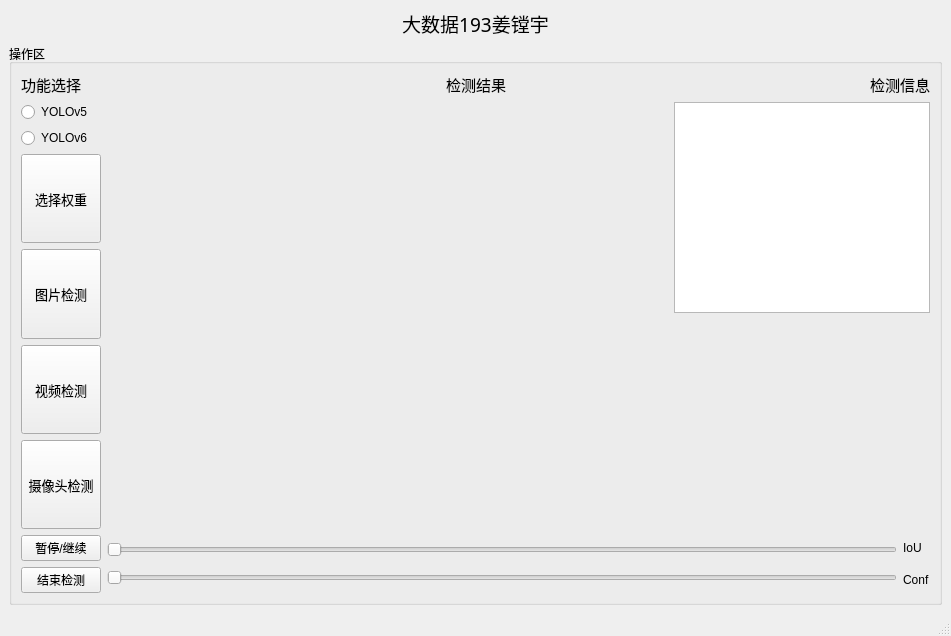
This is ui/MainWindow.ui in iWorld-y/DetectionPyQt as Qt 5 draws it before an edit. The edited form follows.
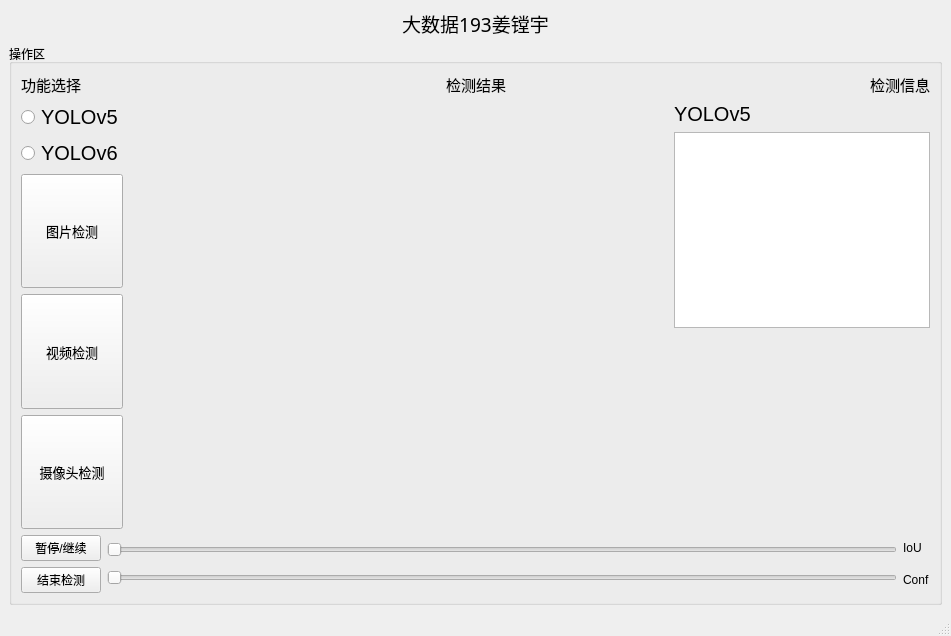
This is the edited form. Icons and pictures are not drawn.

The edit to the form file:
```diff
--- a/ui/MainWindow.ui
+++ b/ui/MainWindow.ui
@@ -150,6 +150,11 @@
           <layout class="QVBoxLayout" name="verticalLayout">
            <item>
             <widget class="QRadioButton" name="YOLOv5">
+             <property name="font">
+              <font>
+               <pointsize>15</pointsize>
+              </font>
+             </property>
              <property name="text">
               <string>YOLOv5</string>
              </property>
@@ -157,33 +162,16 @@
            </item>
            <item>
             <widget class="QRadioButton" name="YOLOv6">
+             <property name="font">
+              <font>
+               <pointsize>15</pointsize>
+              </font>
+             </property>
              <property name="text">
               <string>YOLOv6</string>
              </property>
             </widget>
            </item>
-           <item>
-            <widget class="QPushButton" name="open_weight">
-             <property name="sizePolicy">
-              <sizepolicy hsizetype="Minimum" vsizetype="Preferred">
-               <horstretch>0</horstretch>
-               <verstretch>0</verstretch>
-              </sizepolicy>
-             </property>
-             <property name="font">
-              <font>
-               <family>Adobe Devanagari</family>
-               <pointsize>10</pointsize>
-              </font>
-             </property>
-             <property name="cursor">
-              <cursorShape>ArrowCursor</cursorShape>
-             </property>
-             <property name="text">
-              <string>选择权重</string>
-             </property>
-            </widget>
-           </item>
            <item>
             <widget class="QPushButton" name="detect_image">
              <property name="sizePolicy">
@@ -254,6 +242,37 @@
            </item>
            <item>
             <layout class="QVBoxLayout" name="verticalLayout_2">
+             <item>
+              <layout class="QHBoxLayout" name="horizontalLayout_6">
+               <item>
+                <widget class="QLabel" name="current_onnx">
+                 <property name="font">
+                  <font>
+                   <pointsize>15</pointsize>
+                  </font>
+                 </property>
+                 <property name="text">
+                  <string>YOLOv5</string>
+                 </property>
+                </widget>
+               </item>
+               <item>
+                <widget class="QLabel" name="FPS">
+                 <property name="font">
+                  <font>
+                   <pointsize>15</pointsize>
+                  </font>
+                 </property>
+                 <property name="text">
+                  <string/>
+                 </property>
+                 <property name="alignment">
+                  <set>Qt::AlignRight|Qt::AlignTrailing|Qt::AlignVCenter</set>
+                 </property>
+                </widget>
+               </item>
+              </layout>
+             </item>
              <item>
               <widget class="QTextBrowser" name="detect_result_text"/>
              </item>
```
